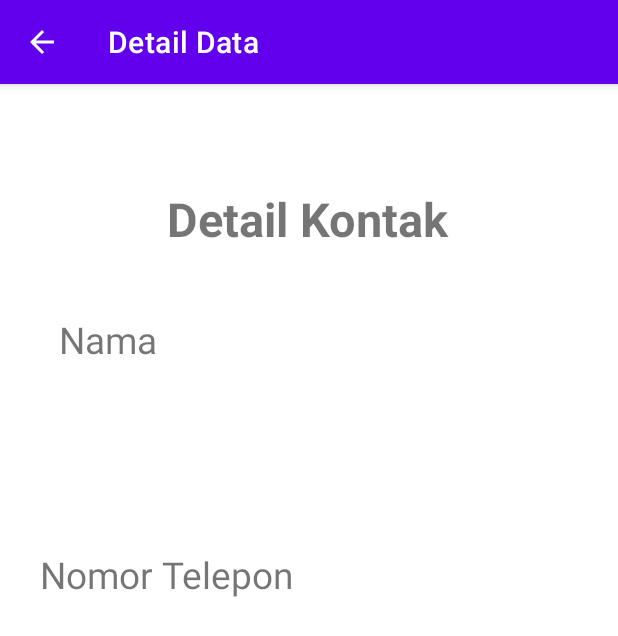
After one commit to itsmerifz/ActivitySQLite, an Android app: the DetailData screen opened directly, with no data from a screen before it, on a phone screen of 412 x 824 dp. The commit adds this screen. Shown: the top 636 px of the screen. Run offline under Robolectric (Android 15) with nearby library versions, the phone set to English and light mode, and no system bars.

Commit message:
Update tampil detail data

```diff
--- a/app/src/main/AndroidManifest.xml
+++ b/app/src/main/AndroidManifest.xml
@@ -9,6 +9,7 @@
         android:roundIcon="@mipmap/ic_launcher_round"
         android:supportsRtl="true"
         android:theme="@style/Theme.ActivitySQLite">
+        <activity android:name=".DetailData" android:parentActivityName=".MainActivity"/>
         <activity android:name=".EditTeman" android:parentActivityName=".MainActivity"/>
         <activity android:name=".TemanBaru" android:parentActivityName=".MainActivity"/>
         <activity android:name=".MainActivity">
--- /dev/null
+++ b/app/src/main/java/com/itsmerifz/activitysqlite/DetailData.java
@@ -0,0 +1,29 @@
+package com.itsmerifz.activitysqlite;
+
+import android.os.Bundle;
+import android.os.PersistableBundle;
+import android.widget.TextView;
+
+import androidx.annotation.Nullable;
+import androidx.appcompat.app.AppCompatActivity;
+
+public class DetailData extends AppCompatActivity {
+    static TextView tvnama,tvtelp;
+    String nm,id,tlp;
+
+    @Override
+    public void onCreate(Bundle savedInstanceState) {
+        super.onCreate(savedInstanceState);
+        setContentView(R.layout.activity_detail);
+        tvnama = findViewById(R.id.tvNamaKontak);
+        tvtelp = findViewById(R.id.tvNoTel);
+
+        id = getIntent().getStringExtra("id");
+        nm = getIntent().getStringExtra("nama");
+        tlp = getIntent().getStringExtra("telp");
+
+        setTitle("Detail Data");
+        tvnama.setText(nm);
+        tvtelp.setText(tlp);
+    }
+}
--- a/app/src/main/java/com/itsmerifz/activitysqlite/adapter/TemanAdapter.java
+++ b/app/src/main/java/com/itsmerifz/activitysqlite/adapter/TemanAdapter.java
@@ -14,6 +14,7 @@ import androidx.annotation.NonNull;
 import androidx.cardview.widget.CardView;
 import androidx.recyclerview.widget.RecyclerView;
 
+import com.itsmerifz.activitysqlite.DetailData;
 import com.itsmerifz.activitysqlite.EditTeman;
 import com.itsmerifz.activitysqlite.MainActivity;
 import com.itsmerifz.activitysqlite.R;
@@ -51,6 +52,17 @@ public class TemanAdapter extends RecyclerView.Adapter<TemanAdapter.TemanViewHol
         holder.nama.setTextSize(20);
         holder.nama.setText(nm);
         holder.telp.setText(tlp);
+
+        holder.card.setOnClickListener(new View.OnClickListener() {
+            @Override
+            public void onClick(View v) {
+                Intent i = new Intent(c, DetailData.class);
+                i.putExtra("id",id);
+                i.putExtra("nama",nm);
+                i.putExtra("telp",tlp);
+                c.startActivity(i);
+            }
+        });
 
         holder.card.setOnLongClickListener(new View.OnLongClickListener() {
             @Override
--- /dev/null
+++ b/app/src/main/res/layout/activity_detail.xml
@@ -0,0 +1,76 @@
+<?xml version="1.0" encoding="utf-8"?>
+<androidx.constraintlayout.widget.ConstraintLayout
+    xmlns:android="http://schemas.android.com/apk/res/android"
+    xmlns:app="http://schemas.android.com/apk/res-auto"
+    xmlns:tools="http://schemas.android.com/tools"
+    android:layout_width="match_parent"
+    android:layout_height="match_parent">
+    <TextView
+        android:id="@+id/detKontak"
+        android:layout_width="wrap_content"
+        android:layout_height="wrap_content"
+        android:text="@string/detailKontak"
+        android:textSize="14pt"
+        android:textStyle="bold"
+        app:layout_constraintBottom_toBottomOf="parent"
+        app:layout_constraintEnd_toEndOf="parent"
+        app:layout_constraintHorizontal_bias="0.498"
+        app:layout_constraintStart_toStartOf="parent"
+        app:layout_constraintTop_toTopOf="parent"
+        app:layout_constraintVertical_bias="0.095" />
+
+    <TextView
+        android:id="@+id/idNama"
+        android:layout_width="wrap_content"
+        android:layout_height="wrap_content"
+        android:text="@string/nama"
+        android:textSize="11pt"
+        app:layout_constraintBottom_toBottomOf="parent"
+        app:layout_constraintEnd_toEndOf="parent"
+        app:layout_constraintHorizontal_bias="0.113"
+        app:layout_constraintStart_toStartOf="parent"
+        app:layout_constraintTop_toBottomOf="@+id/detKontak"
+        app:layout_constraintVertical_bias="0.068" />
+
+    <TextView
+        android:id="@+id/tvNamaKontak"
+        android:layout_width="wrap_content"
+        android:layout_height="wrap_content"
+        android:text="@string/nama"
+        android:textSize="11pt"
+        android:textStyle="bold"
+        app:layout_constraintBottom_toBottomOf="parent"
+        app:layout_constraintEnd_toEndOf="parent"
+        app:layout_constraintHorizontal_bias="0.277"
+        app:layout_constraintStart_toStartOf="parent"
+        app:layout_constraintTop_toBottomOf="@+id/idNama"
+        app:layout_constraintVertical_bias="0.048" />
+
+    <TextView
+        android:id="@+id/idNoTel"
+        android:layout_width="wrap_content"
+        android:layout_height="wrap_content"
+        android:text="@string/noTel"
+        android:textSize="11pt"
+        app:layout_constraintBottom_toBottomOf="parent"
+        app:layout_constraintEnd_toEndOf="parent"
+        app:layout_constraintHorizontal_bias="0.11"
+        app:layout_constraintStart_toStartOf="parent"
+        app:layout_constraintTop_toBottomOf="@+id/tvNamaKontak"
+        app:layout_constraintVertical_bias="0.129" />
+
+    <TextView
+        android:id="@+id/tvNoTel"
+        android:layout_width="wrap_content"
+        android:layout_height="wrap_content"
+        android:text="@string/noTel"
+        android:textSize="11pt"
+        android:textStyle="bold"
+        app:layout_constraintBottom_toBottomOf="parent"
+        app:layout_constraintEnd_toEndOf="parent"
+        app:layout_constraintHorizontal_bias="0.405"
+        app:layout_constraintStart_toStartOf="parent"
+        app:layout_constraintTop_toBottomOf="@+id/idNoTel"
+        app:layout_constraintVertical_bias="0.11" />
+
+</androidx.constraintlayout.widget.ConstraintLayout>
--- a/app/src/main/res/values/strings.xml
+++ b/app/src/main/res/values/strings.xml
@@ -1,3 +1,6 @@
 <resources>
     <string name="app_name">ActivitySQLite</string>
+    <string name="detailKontak">Detail Kontak</string>
+    <string name="nama">Nama</string>
+    <string name="noTel">Nomor Telepon</string>
 </resources>
```
